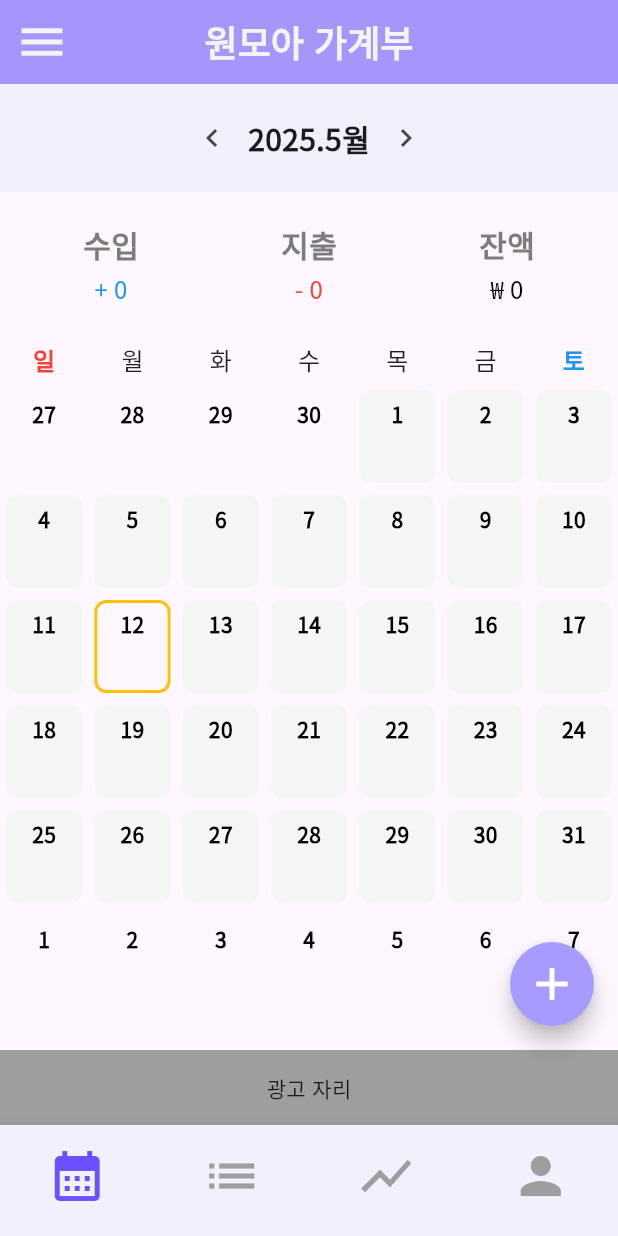
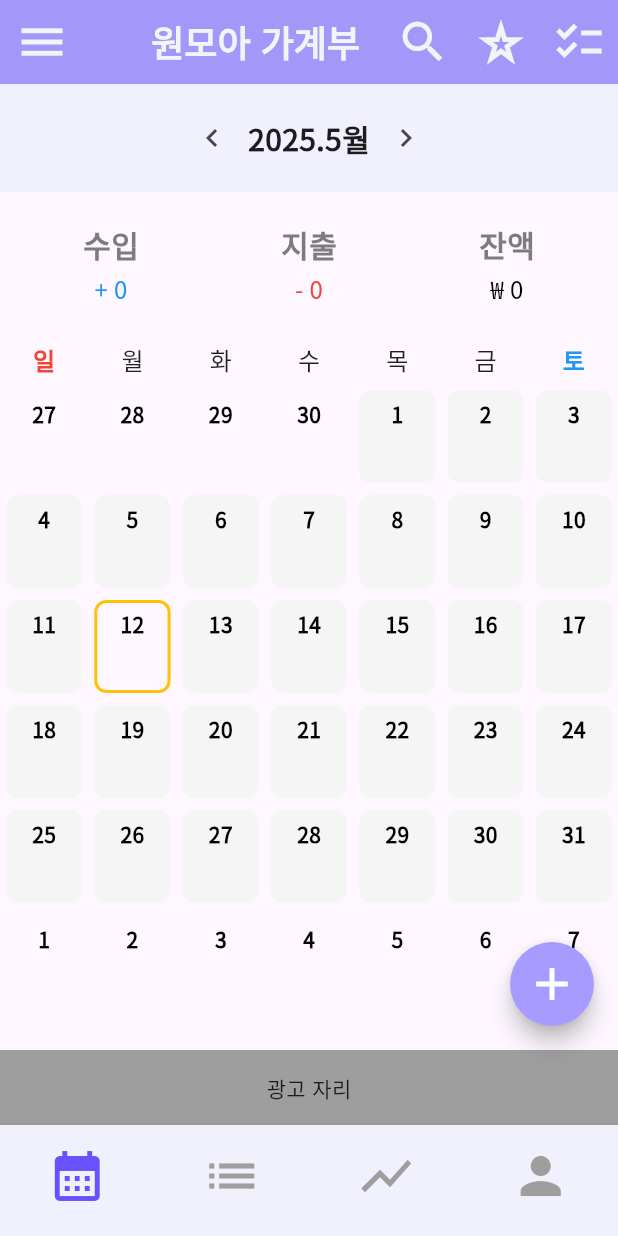
Before and after one commit to Zzeolla/wonmore_money_book, a Flutter app: the screen it shows after launch, in the side drawer, after a tap on the "add" icon, on a phone screen of 412 x 824 dp. Run offline on Flutter 3.47's test engine with Material 3 defaults, Android fonts, the phone set to English and light mode, and no system bars; drawn by our look-alikes of table_calendar; our stand-ins replace drift; accounts and stored records are empty; generated files the repository leaves out were written again.

```diff
--- a/lib/dialog/record_input_dialog.dart
+++ b/lib/dialog/record_input_dialog.dart
@@ -273,7 +273,7 @@ class _RecordInputDialogState extends State<RecordInputDialog> {
                             children: [
                               IconButton(
                                 onPressed: () {},
-                                icon: const Icon(Icons.star_border, size: 32),
+                                icon: const Icon(Icons.star_border_purple500, size: 32),
                                 tooltip: '즐겨찾기',
                               ),
                               IconButton(
--- a/lib/main.dart
+++ b/lib/main.dart
@@ -4,6 +4,7 @@ import 'package:flutter_localizations/flutter_localizations.dart';
 import 'package:intl/date_symbol_data_local.dart';
 import 'package:provider/provider.dart';
 import 'package:wonmore_money_book/database/database.dart';
+import 'package:wonmore_money_book/provider/home_screen_tab_provider.dart';
 import 'package:wonmore_money_book/provider/money_provider.dart';
 import 'package:wonmore_money_book/screen/home_screen.dart';
 import 'package:wonmore_money_book/screen/assets_screen.dart';
@@ -24,9 +25,8 @@ void main() async {
   runApp(
     MultiProvider(
       providers: [
-        ChangeNotifierProvider(
-          create: (_) => MoneyProvider(database),
-        ),
+        ChangeNotifierProvider(create: (_) => MoneyProvider(database)),
+        ChangeNotifierProvider(create: (_) => HomeScreenTabProvider()),
       ],
       child: const MyApp(),
     ),
--- /dev/null
+++ b/lib/model/home_screen_tab.dart
@@ -0,0 +1,5 @@
+enum HomeTab {
+  home,
+  favorite,
+  todo,
+}
--- /dev/null
+++ b/lib/provider/home_screen_tab_provider.dart
@@ -0,0 +1,17 @@
+import 'package:flutter/cupertino.dart';
+import 'package:wonmore_money_book/model/home_screen_tab.dart';
+
+class HomeScreenTabProvider extends ChangeNotifier {
+  HomeTab _currentTab = HomeTab.home;
+  HomeTab get currentTab => _currentTab;
+
+  void setTab(HomeTab tab) {
+    _currentTab = tab;
+    notifyListeners();
+  }
+
+  void resetToHome() {
+    _currentTab = HomeTab.home;
+    notifyListeners();
+  }
+}
--- a/lib/screen/home_screen.dart
+++ b/lib/screen/home_screen.dart
@@ -2,8 +2,12 @@ import 'package:flutter/material.dart';
 import 'package:intl/intl.dart';
 import 'package:provider/provider.dart';
 import 'package:wonmore_money_book/dialog/record_input_dialog.dart';
+import 'package:wonmore_money_book/model/home_screen_tab.dart';
 import 'package:wonmore_money_book/model/transaction_type.dart';
+import 'package:wonmore_money_book/provider/home_screen_tab_provider.dart';
 import 'package:wonmore_money_book/provider/money_provider.dart';
+import 'package:wonmore_money_book/screen/favorite_screen.dart';
+import 'package:wonmore_money_book/screen/todo_list_screen.dart';
 import 'package:wonmore_money_book/widget/calendar_widget.dart';
 import 'package:wonmore_money_book/widget/common_app_bar.dart';
 import 'package:wonmore_money_book/widget/custom_bottom_sheet.dart';
@@ -65,12 +69,43 @@ class _HomeScreenState extends State<HomeScreen> {
 
     final provider = context.watch<MoneyProvider>();
     final dailySummary = provider.dailySummaryMap;
+    final tab = context.watch<HomeScreenTabProvider>().currentTab;
 
     return Scaffold(
       resizeToAvoidBottomInset: false,
-      appBar: CommonAppBar(),
+      appBar: CommonAppBar(
+        actions: [
+          IconButton(
+            icon: Icon(Icons.search, color: Color(0xFFF2F4F6), size: 36),
+            onPressed: () {
+              // TODO: 검색기능(구현할지 말지 고민해보자)
+            },
+          ),
+          IconButton(
+            icon: Icon(Icons.star_border_purple500, color: Color(0xFFF2F4F6), size: 36),
+            onPressed: () =>
+                context.read<HomeScreenTabProvider>().setTab(HomeTab.favorite), // TODO: 즐겨찾기 팝업
+          ),
+          IconButton(
+            icon: Icon(Icons.checklist, color: Color(0xFFF2F4F6), size: 36),
+            onPressed: () => context.read<HomeScreenTabProvider>().setTab(HomeTab.todo),
+            // TODO: 투두 화면 이동 또는 팝업 열기
+            // 장보기 목록, 처리해야 할 금융 업무(이체, 납부 등), 기념일 체크
+          ),
+        ],
+      ),
       drawer: CustomDrawer(),
-      body: Stack(
+      body: Builder(
+        builder: (context) {
+          switch (tab) {
+            case HomeTab.favorite:
+              return FavoriteScreen(
+                  onClose: () => context.read<HomeScreenTabProvider>().resetToHome());
+            case HomeTab.todo:
+              return TodoListScreen(
+                  onClose: () => context.read<HomeScreenTabProvider>().resetToHome());
+            case HomeTab.home:
+              return Stack(
                 children: [
                   Column(
                     children: [
@@ -118,9 +153,13 @@ class _HomeScreenState extends State<HomeScreen> {
                                 mainAxisAlignment: MainAxisAlignment.spaceAround,
                                 crossAxisAlignment: CrossAxisAlignment.center,
                                 children: [
-                          Expanded(child: _buildSummaryItem('수입', provider.monthlyIncome, '+')),
-                          Expanded(child: _buildSummaryItem('지출', provider.monthlyExpense, '-')),
-                          Expanded(child: _buildSummaryItem('잔액', provider.monthlyBalance, '\u20A9')),
+                                  Expanded(
+                                      child: _buildSummaryItem('수입', provider.monthlyIncome, '+')),
+                                  Expanded(
+                                      child: _buildSummaryItem('지출', provider.monthlyExpense, '-')),
+                                  Expanded(
+                                      child: _buildSummaryItem(
+                                          '잔액', provider.monthlyBalance, '\u20A9')),
                                 ],
                               );
                             },
@@ -173,13 +212,15 @@ class _HomeScreenState extends State<HomeScreen> {
                             categories: provider.categories,
                             assetList: provider.assets.map((a) => a.name).toList(),
                           ),
-                ).then((result) {
+                        ).then(
+                          (result) {
                             if (result == true) {
                               ScaffoldMessenger.of(context).showSnackBar(
                                 SnackBar(content: Text('저장되었습니다!')),
                               );
                             }
-                });
+                          },
+                        );
                       },
                       backgroundColor: Color(0xFFA79BFF),
                       shape: const CircleBorder(),
@@ -187,10 +228,13 @@ class _HomeScreenState extends State<HomeScreen> {
                         Icons.add,
                         color: Colors.white,
                         size: 36,
-              )
-            )
-          )
+                      ),
+                    ),
+                  ),
                 ],
+              );
+          }
+        },
       ),
     );
   }
@@ -226,8 +270,7 @@ class _HomeScreenState extends State<HomeScreen> {
           style: const TextStyle(
               fontSize: 20, // 폰트 크기 축소
               color: Color(0xFF7C7C7C),
-            fontWeight: FontWeight.bold
-          ),
+              fontWeight: FontWeight.bold),
         ),
         const SizedBox(height: 4), // 간격 축소
         Text(
--- a/lib/screen/main_screen.dart
+++ b/lib/screen/main_screen.dart
@@ -1,4 +1,7 @@
 import 'package:flutter/material.dart';
+import 'package:provider/provider.dart';
+import 'package:wonmore_money_book/model/home_screen_tab.dart';
+import 'package:wonmore_money_book/provider/home_screen_tab_provider.dart';
 import 'package:wonmore_money_book/screen/analysis_screen.dart';
 import 'package:wonmore_money_book/screen/assets_screen.dart';
 import 'package:wonmore_money_book/screen/home_screen.dart';
@@ -48,6 +51,9 @@ class _MainScreenState extends State<MainScreen> {
   void _onItemTapped(int index) {
     setState(() {
       _selectedIndex = index;
+
+      final homeScreenTabProvider = context.read<HomeScreenTabProvider>();
+      homeScreenTabProvider.setTab(HomeTab.home);
     });
   }
 }
```
Also changed, not shown: lib/screen/favorite_screen.dart (added, +25 -0 lines), lib/screen/todo_list_screen.dart (added, +21 -0 lines). Lines whose indentation alone changed are shown as unchanged.
